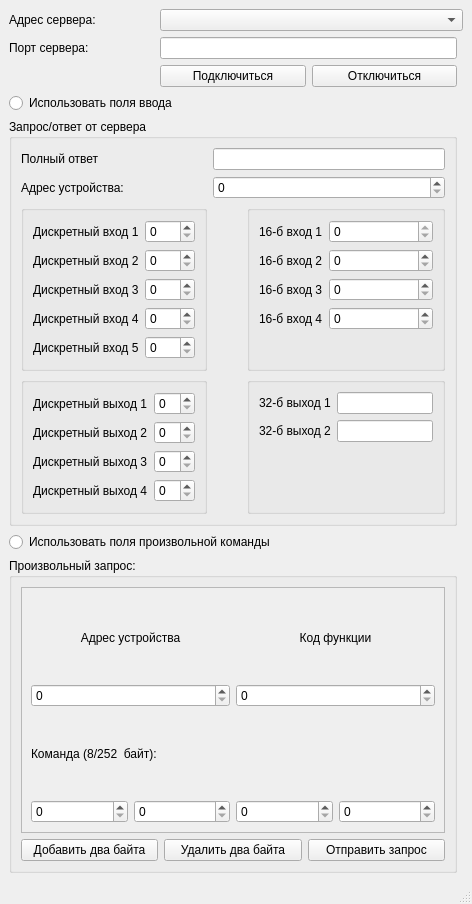
Qt form modbustcpclient.ui (DenJonson/modbusTCP-client_qt) before a commit.
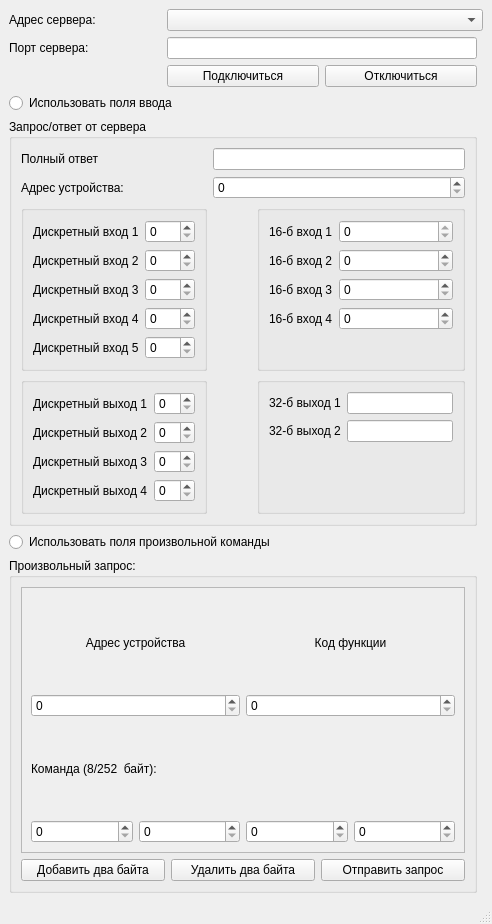
The same form after that commit.

Commit message: crc attempt

The edit to the form file:
```diff
--- a/modbustcpclient.ui
+++ b/modbustcpclient.ui
@@ -6,8 +6,8 @@
    <rect>
     <x>0</x>
     <y>0</y>
-    <width>472</width>
-    <height>904</height>
+    <width>492</width>
+    <height>924</height>
    </rect>
   </property>
   <property name="windowTitle">
```
Left out of the diff: 2 changed lines with no effect on the pictures. The commit also changes 1 other file.
